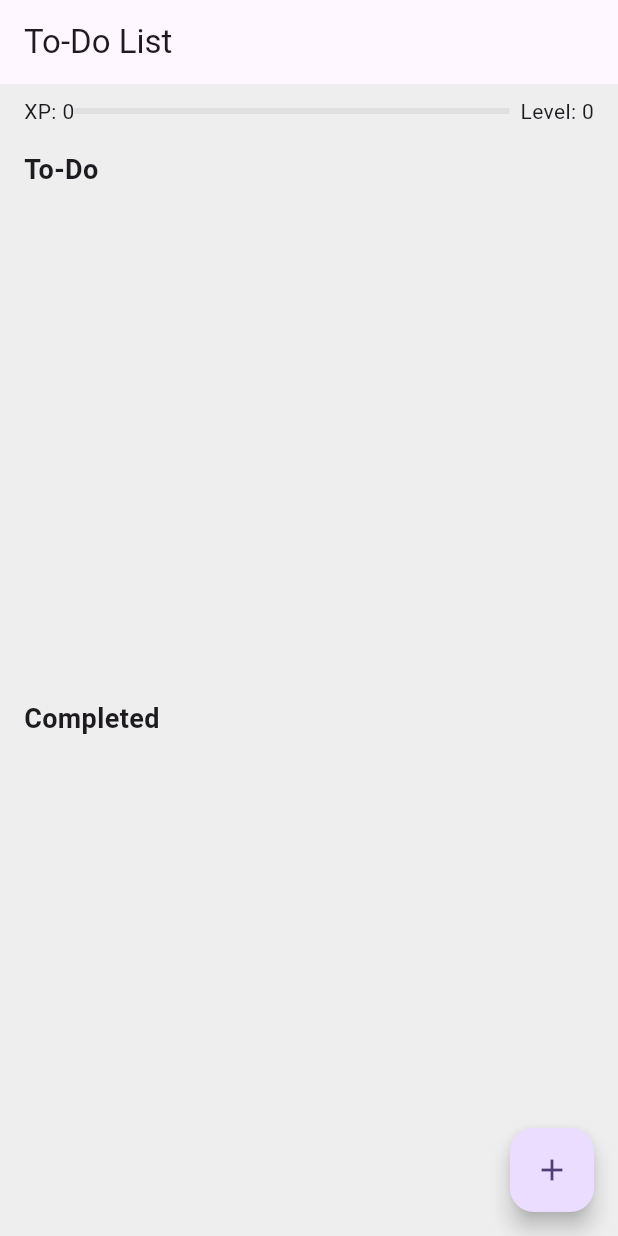
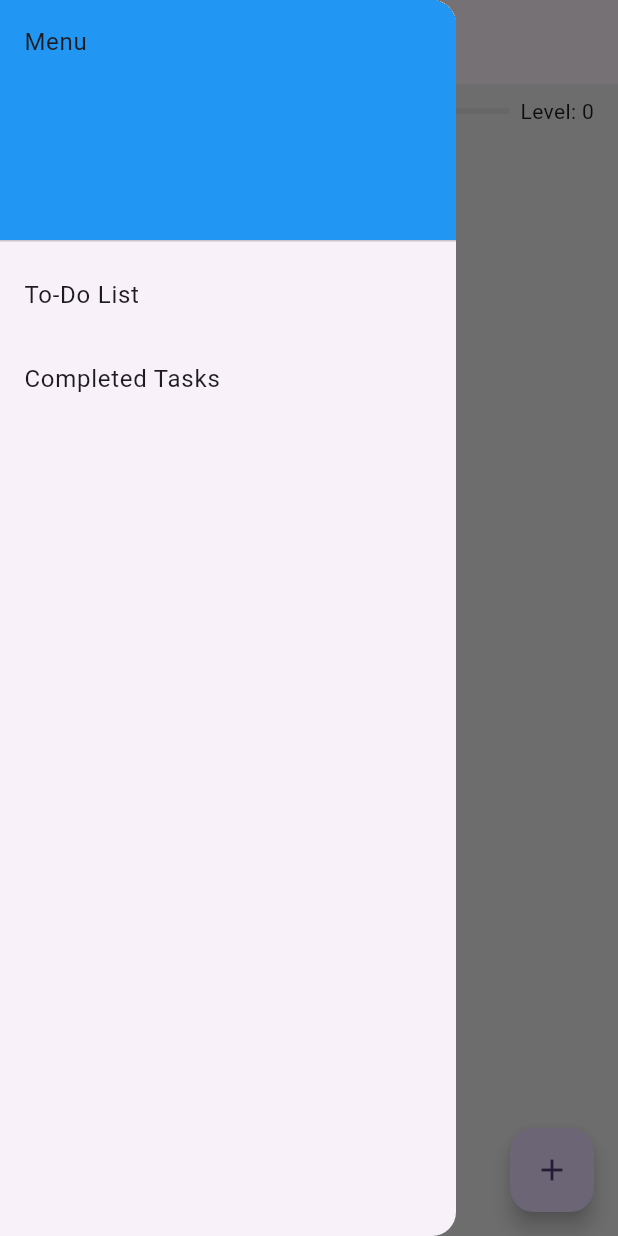
Before and after one commit to Akhilvallala2023/flutter_to_do_list, a Flutter app: the screen it shows after launch, with the side drawer open (before the commit the screen has no drawer), on a phone screen of 412 x 824 dp. Run offline on Flutter 3.47's test engine with Material 3 defaults, Android fonts, the light colour scheme and no system bars.

Commit message:
created a new view for completed task

```diff
--- a/lib/main.dart
+++ b/lib/main.dart
@@ -53,6 +53,7 @@ class _TodoListScreenState extends State<TodoListScreen> {
   final Map<int, Timer> _timers = {};
   int _currentXp = 0;
   int _level = 0;
+  String _currentView = 'To-Do List';
 
   void _addXpAndLevelUp(int xpToAdd) {
     setState(() {
@@ -65,10 +66,8 @@ class _TodoListScreenState extends State<TodoListScreen> {
   }
 
   void _addTodoItem(Todo task) {
-    setState(() {
     _todos.add(task);
     _todos.sort((a, b) => a.isCompleted ? 1 : -1);
-    });
   }
 
   void _removeTodoItem(int index) {
@@ -104,7 +103,7 @@ class _TodoListScreenState extends State<TodoListScreen> {
     todo.startTime = DateTime.now();
 
     _timers[index] = Timer.periodic(const Duration(seconds: 1), (_) {
-      setState(() {}); // Refresh UI to show live time
+      setState(() {});
     });
   }
 
@@ -153,13 +152,45 @@ class _TodoListScreenState extends State<TodoListScreen> {
     super.dispose();
   }
 
+  void _selectView(String viewName) {
+    Navigator.pop(context); // Close drawer
+    setState(() {
+      _currentView = viewName;
+    });
+  }
+
   @override
   Widget build(BuildContext context) {
     int xpNeededForNextLevel = (_level + 1) * 50;
     double progress = xpNeededForNextLevel > 0 ? _currentXp / xpNeededForNextLevel : 0.0;
 
+    final List<Todo> displayedTodos = _currentView == 'To-Do List'
+        ? _todos.where((todo) => !todo.isCompleted).toList()
+        : _todos.where((todo) => todo.isCompleted).toList();
+
     return Scaffold(
-      appBar: AppBar(title: const Text('To-Do List')),
+      appBar: AppBar(
+        title: const Text('To-Do List'),
+      ),
+      drawer: Drawer(
+        child: ListView(
+          padding: EdgeInsets.zero,
+          children: <Widget>[
+            const DrawerHeader(
+              decoration: BoxDecoration(color: Colors.blue),
+              child: Text('Menu'),
+            ),
+            ListTile(
+              title: const Text('To-Do List'),
+              onTap: () => _selectView('To-Do List'),
+            ),
+            ListTile(
+              title: const Text('Completed Tasks'),
+              onTap: () => _selectView('Completed Tasks'),
+            ),
+          ],
+        ),
+      ),
       body: Column(
         crossAxisAlignment: CrossAxisAlignment.stretch,
         children: [
@@ -181,15 +212,16 @@ class _TodoListScreenState extends State<TodoListScreen> {
           ),
           const Padding(
             padding: EdgeInsets.symmetric(horizontal: 16.0, vertical: 8.0),
-            child: Text('To-Do', style: TextStyle(fontSize: 18, fontWeight: FontWeight.bold)),
+            child: Text('Tasks', style: TextStyle(fontSize: 18, fontWeight: FontWeight.bold)),
           ),
           Expanded(
             child: ListView.builder(
-              itemCount: _todos.where((todo) => !todo.isCompleted).length,
+              itemCount: displayedTodos.length,
               itemBuilder: (context, index) {
-                final incompleteTodos = _todos.where((todo) => !todo.isCompleted).toList();
-                final todo = incompleteTodos[index];
+                final todo = displayedTodos[index];
                 final originalIndex = _todos.indexOf(todo);
+
+                if (_currentView == 'To-Do List') {
                   final displayTime = todo.isRunning
                       ? DateTime.now().difference(todo.startTime!) + todo.elapsedTime
                       : todo.elapsedTime;
@@ -225,21 +257,10 @@ class _TodoListScreenState extends State<TodoListScreen> {
                       ],
                     ),
                   );
-              },
-            ),
-          ),
-          const Padding(
-            padding: EdgeInsets.symmetric(horizontal: 16.0, vertical: 8.0),
-            child: Text('Completed', style: TextStyle(fontSize: 18, fontWeight: FontWeight.bold)),
-          ),
-          Expanded(
-            child: ListView.builder(
-              itemCount: _todos.where((todo) => todo.isCompleted).length,
-              itemBuilder: (context, index) {
-                final completedTodo = _todos.where((todo) => todo.isCompleted).elementAt(index);
+                } else {
                   return ListTile(
                     title: Text(
-                    completedTodo.title,
+                      todo.title,
                       style: const TextStyle(
                         decoration: TextDecoration.lineThrough,
                         color: Colors.grey,
@@ -248,19 +269,20 @@ class _TodoListScreenState extends State<TodoListScreen> {
                     subtitle: Column(
                       crossAxisAlignment: CrossAxisAlignment.start,
                       children: [
-                      if (completedTodo.completionTime != null)
-                        Text('Completed at: ${_formatTime(completedTodo.completionTime!)}'),
-                      Text('Time spent: ${_formatDuration(completedTodo.elapsedTime)}'),
+                        if (todo.completionTime != null)
+                          Text('Completed at: ${_formatTime(todo.completionTime!)}'),
+                        Text('Time spent: ${_formatDuration(todo.elapsedTime)}'),
                       ],
                     ),
                     leading: const Icon(Icons.check_circle, color: Colors.green),
                     trailing: IconButton(
                       icon: const Icon(Icons.delete, color: Colors.red),
                       onPressed: () {
-                      _removeTodoItem(_todos.indexOf(completedTodo));
+                        _removeTodoItem(_todos.indexOf(todo));
                       },
                     ),
                   );
+                }
               },
             ),
           ),
@@ -276,7 +298,10 @@ class _TodoListScreenState extends State<TodoListScreen> {
             if (result != null) {
               final String title = result['title'] ?? '';
               final String category = result['category'] ?? 'Personal';
+              setState(() {
                 _addTodoItem(Todo(title: title, category: category));
+                _currentView = 'To-Do List';
+              });
             }
           });
         },
```
Lines whose indentation alone changed are shown as unchanged.
